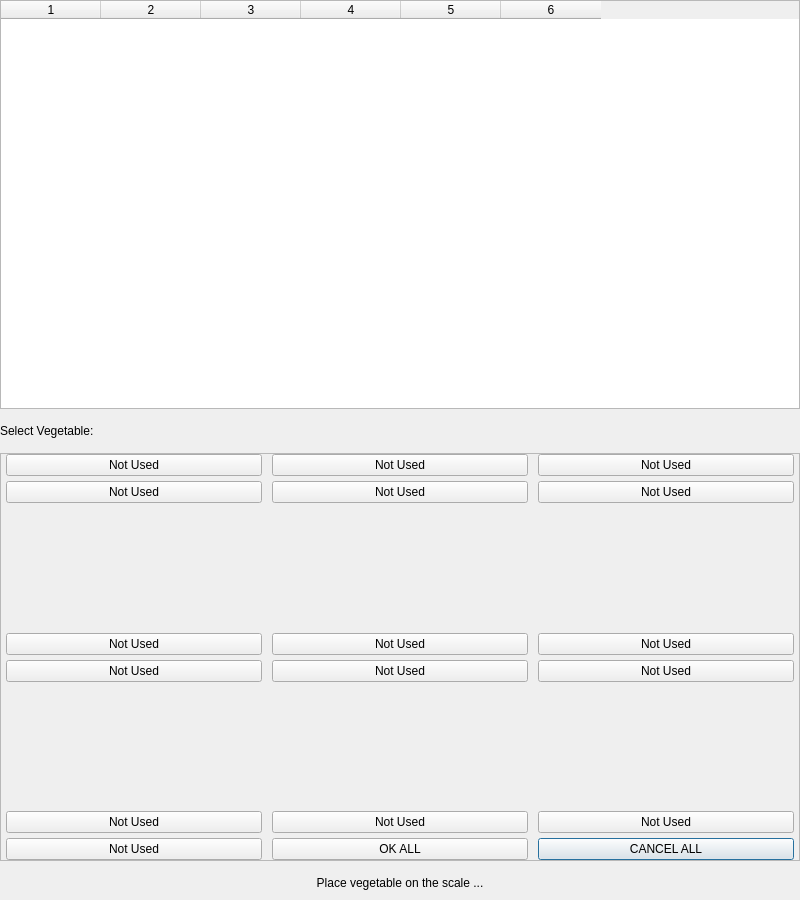
Qt form Project/ui/vegetable_entry.ui (Selvam-T/POS) before a commit.
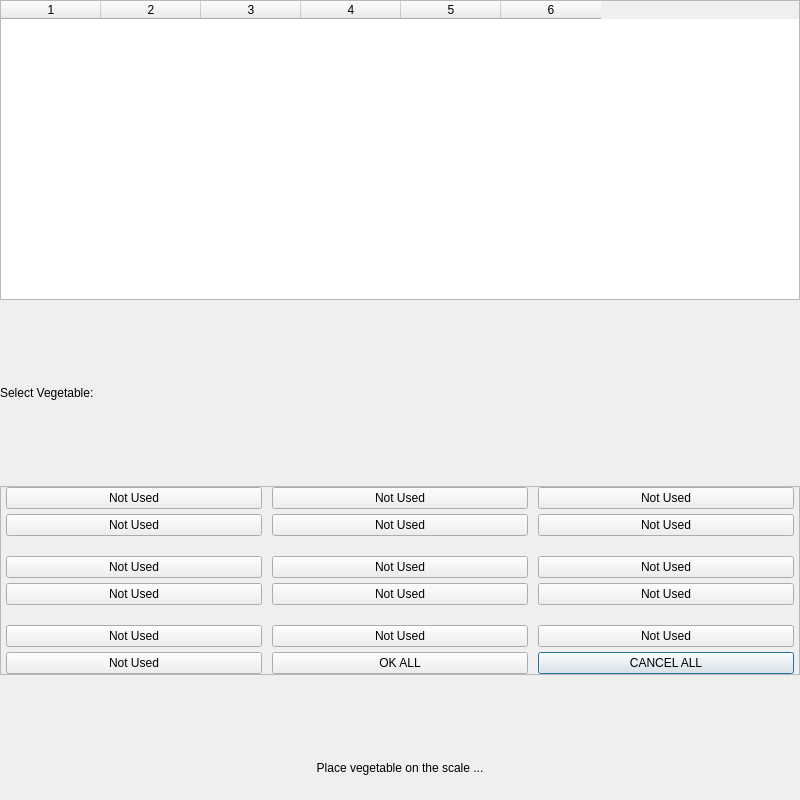
The same form after that commit.

Commit message: Dialog customTitleBar squished issue resolved, by setting QDialog minimimHeight

```diff
--- a/Project/ui/vegetable_entry.ui
+++ b/Project/ui/vegetable_entry.ui
@@ -7,13 +7,13 @@
     <x>0</x>
     <y>0</y>
     <width>800</width>
-    <height>900</height>
+    <height>800</height>
    </rect>
   </property>
   <property name="minimumSize">
    <size>
     <width>500</width>
-    <height>500</height>
+    <height>700</height>
    </size>
   </property>
   <property name="maximumSize">
@@ -78,12 +78,12 @@
    <item>
     <spacer name="vegEntryHSpacer1">
      <property name="orientation">
-      <enum>Qt::Horizontal</enum>
+      <enum>Qt::Vertical</enum>
      </property>
      <property name="sizeHint" stdset="0">
       <size>
-       <width>40</width>
-       <height>5</height>
+       <width>20</width>
+       <height>15</height>
       </size>
      </property>
     </spacer>
@@ -107,12 +107,12 @@
    <item>
     <spacer name="vegEntryHSpacer2">
      <property name="orientation">
-      <enum>Qt::Horizontal</enum>
+      <enum>Qt::Vertical</enum>
      </property>
      <property name="sizeHint" stdset="0">
       <size>
-       <width>40</width>
-       <height>5</height>
+       <width>20</width>
+       <height>10</height>
       </size>
      </property>
     </spacer>
@@ -302,12 +302,12 @@
    <item>
     <spacer name="vegEntryHSpacer3">
      <property name="orientation">
-      <enum>Qt::Horizontal</enum>
+      <enum>Qt::Vertical</enum>
      </property>
      <property name="sizeHint" stdset="0">
       <size>
-       <width>40</width>
-       <height>5</height>
+       <width>20</width>
+       <height>20</height>
       </size>
      </property>
     </spacer>
@@ -325,12 +325,15 @@
    <item>
     <spacer name="vegEntryHSpacer4">
      <property name="orientation">
-      <enum>Qt::Horizontal</enum>
+      <enum>Qt::Vertical</enum>
+     </property>
+     <property name="sizeType">
+      <enum>QSizePolicy::Fixed</enum>
      </property>
      <property name="sizeHint" stdset="0">
       <size>
-       <width>40</width>
-       <height>10</height>
+       <width>20</width>
+       <height>25</height>
       </size>
      </property>
     </spacer>
```
Left out of the diff: 10 changed lines with no effect on the pictures. The commit also changes 6 other files.
